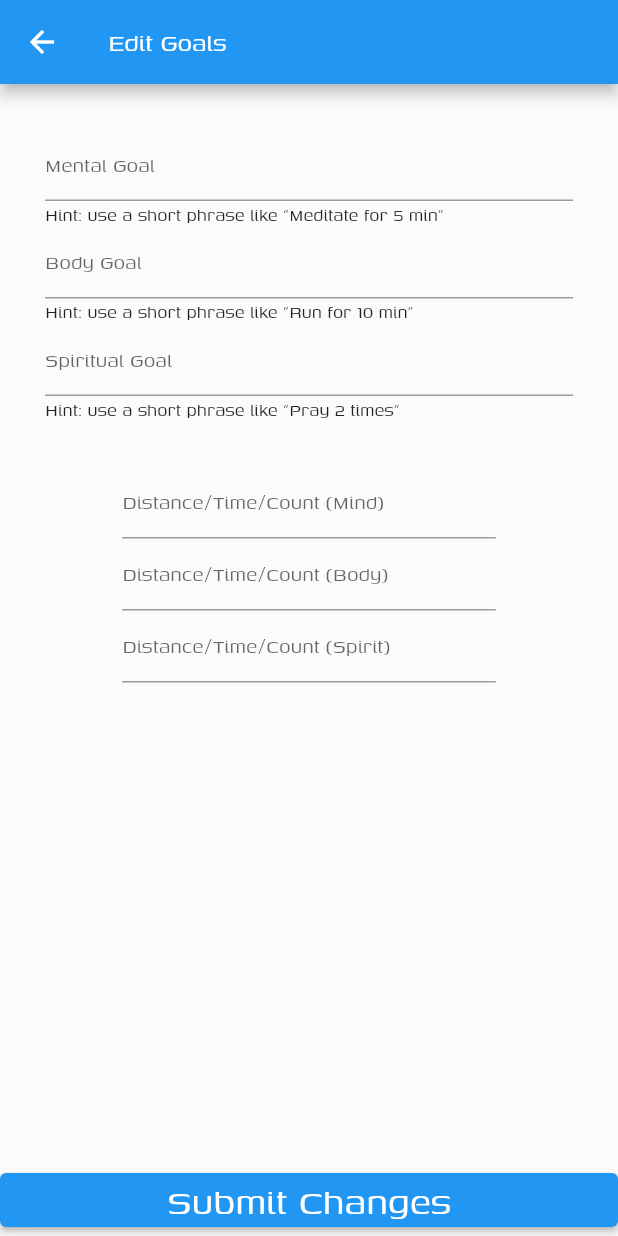
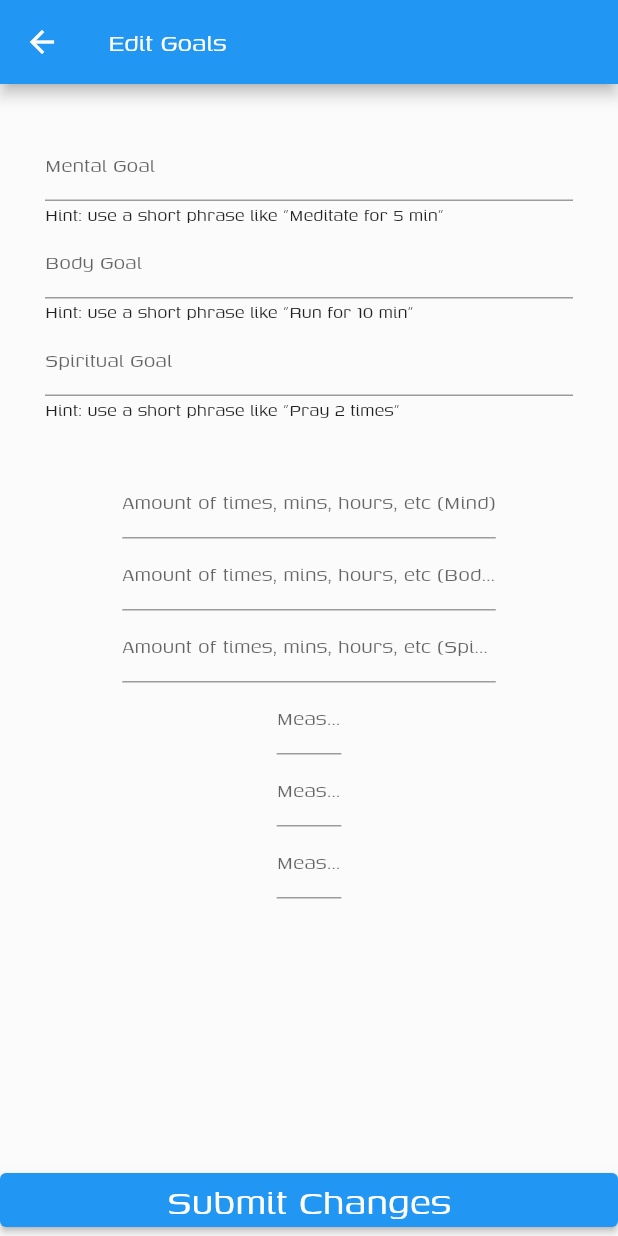
Before and after one commit to Zuzuni7/Mibos, a Flutter app: the screen it shows after launch, after a tap on "Edit Goals", on a phone screen of 412 x 824 dp. Run offline on Flutter 3.47's test engine with Material 2 defaults, Android fonts, the phone set to English and light mode, and no system bars; our stand-ins replace cloud_firestore, firebase_core, percent_indicator; accounts and stored records are empty.

Commit message:
Added functionality for update goals screen

```diff
--- a/lib/bodyCard.dart
+++ b/lib/bodyCard.dart
@@ -43,8 +43,8 @@ class _CardState extends State<BodyCard> {
               title: Text(data['body'][1]),
               subtitle: Text(data['body'][0]),
               leading: Text(data['body'][4]),
-              trailing:
-                  Text(data['body'][3] + ' ' + data['body'][2] + 'remaining'),
+              trailing: Text(
+                  data['body'][3] + ' ' + data['body'][2] + ' ' + 'remaining'),
             );
           }).toList(),
         );
--- a/lib/goal_screen.dart
+++ b/lib/goal_screen.dart
@@ -35,36 +35,43 @@ class _GoalsScreen extends State<GoalsScreen> {
   final SmAmtController = TextEditingController();
   final StypeController = TextEditingController();
 
-  String Mname = 'No data';
-  String Mdesc = 'No data';
+  static const String Btype = 'body';
   static const String Mtype = 'mind';
-  String MmAmt = 'No data';
-  String MmType = 'No data';
+  static const String Stype = 'spirit';
 
-  String Bname = 'No data';
-  String Bdesc = 'No data';
-  static const String Btype = 'body';
-  String BmAmt = 'No data';
-  String BmType = 'No data';
+  String Mname = '';
+  String Mdesc = '';
+  String MmAmt = '10';
+  String MmType = '';
+  String Bname = '';
+  String Bdesc = '';
+  String BmAmt = '4';
+  String BmType = '';
+  String Sname = '';
+  String Sdesc = '';
+  String SmAmt = '7';
+  String SmType = '';
 
-  String Sname = 'No data';
-  String Sdesc = 'No data';
-  static const String Stype = 'spirit';
-  String SmAmt = 'No data';
-  String SmType = 'No data';
+  void calcPercent() {
+    mindPercent = currMmAmt / double.parse(this.SmAmt);
+    bodyPercent = currBmAmt / double.parse(this.BmAmt);
+    spiritPercent = currSmAmt / double.parse(this.MmAmt);
+    percent = (mindPercent + bodyPercent + spiritPercent) / 3;
+  }
 
   // // Not sure what this is for yet.
   // final Stream<QuerySnapshot> _usersStream =
   //     FirebaseFirestore.instance.collection('goals').snapshots();
   void parseDesc(String description) {
-    var char;
+    var name;
 
     for (int i = 0; i < description.length; i++) {
-      if (description[i] == ' ') {
-        return char;
+      if (description[i + 1] == ' ') {
+        Mname = name;
+        return name;
       } else {
-        char += description[i];
-        print('CHAR_________: ' + char);
+        name = description[i] + description[i + 1];
+        //print('CHAR_________: ' + char);
       }
     }
   }
@@ -145,8 +152,8 @@ class _GoalsScreen extends State<GoalsScreen> {
               child: TextField(
                 controller: MmAmtController,
                 keyboardType: TextInputType.text,
-                decoration:
-                    InputDecoration(hintText: 'Distance/Time/Count (Mind)'),
+                decoration: InputDecoration(
+                    hintText: 'Amount of times, mins, hours, etc (Mind)'),
               )),
           Container(
               margin: EdgeInsets.symmetric(
@@ -154,8 +161,8 @@ class _GoalsScreen extends State<GoalsScreen> {
               child: TextField(
                 controller: BmAmtController,
                 keyboardType: TextInputType.text,
-                decoration:
-                    InputDecoration(hintText: 'Distance/Time/Count (Body)'),
+                decoration: InputDecoration(
+                    hintText: 'Amount of times, mins, hours, etc (Body)'),
               )),
           Container(
               margin: EdgeInsets.symmetric(
@@ -163,22 +170,50 @@ class _GoalsScreen extends State<GoalsScreen> {
               child: TextField(
                 controller: SmAmtController,
                 keyboardType: TextInputType.text,
-                decoration:
-                    InputDecoration(hintText: 'Distance/Time/Count (Spirit)'),
+                decoration: InputDecoration(
+                    hintText: 'Amount of times, mins, hours, etc (Spirit)'),
               )),
-          // Measure Amounts
-          Container(),
-          Container(),
-          Container(),
+          // Measure Types
+          Container(
+              margin: EdgeInsets.symmetric(
+                  horizontal: MediaQuery.of(context).size.width * 0.50 * 0.75),
+              child: TextField(
+                controller: MmTypeController,
+                keyboardType: TextInputType.text,
+                decoration: InputDecoration(
+                    hintText:
+                        'Measurement type eg., min, hours, times, etc... (Mind)'),
+              )),
+          Container(
+              margin: EdgeInsets.symmetric(
+                  horizontal: MediaQuery.of(context).size.width * 0.50 * 0.75),
+              child: TextField(
+                controller: BmTypeController,
+                keyboardType: TextInputType.text,
+                decoration: InputDecoration(
+                    hintText:
+                        'Measurement type eg., min, hours, times, etc... (Body)'),
+              )),
+          Container(
+              margin: EdgeInsets.symmetric(
+                  horizontal: MediaQuery.of(context).size.width * 0.50 * 0.75),
+              child: TextField(
+                controller: SmTypeController,
+                keyboardType: TextInputType.text,
+                decoration: InputDecoration(
+                    hintText:
+                        'Measurement type eg., min, hours, times, etc... (Spirit)'),
+              )),
         ]),
       ),
       bottomNavigationBar: Container(
         child: ElevatedButton(
           onPressed: () {
-            updateDB();
             parseDesc(Mdesc);
             parseDesc(Bdesc);
             parseDesc(Sdesc);
+            calcPercent();
+            updateDB();
             Navigator.pop(context);
           },
           child: Text('Submit Changes', style: TextStyle(fontSize: 30)),
--- a/lib/home_screen.dart
+++ b/lib/home_screen.dart
@@ -1,6 +1,7 @@
 import 'package:flutter/cupertino.dart';
 import 'package:flutter/material.dart';
 import 'package:mibos_app/button.dart';
+import 'package:mibos_app/main.dart';
 import 'package:mibos_app/mindCard.dart';
 import 'package:mibos_app/spiritCard.dart';
 import 'bodyCard.dart';
@@ -54,10 +55,13 @@ class HomePage extends StatelessWidget {
             child: Column(
               mainAxisSize: MainAxisSize.max,
               children: <Widget>[
-                if (true == true) //apply global var logic from prgress bar
-                  Avatar('assets/images/BMO.gif')
+                if (mindPercent >
+                    0.75) //apply global var logic from prgress bar
+                  //Avatar('assets/images/BMO.gif')
+                  Text('Avatar hooplah')
                 else
-                  (Avatar('assets/images/avatar110.gif')),
+                  //(Avatar('assets/images/avatar110.gif')),
+                  Text('Avatar hooplah #2')
               ],
             )));
   }
--- a/lib/main.dart
+++ b/lib/main.dart
@@ -3,13 +3,6 @@ import 'package:mibos_app/home_screen.dart';
 import 'goal_screen.dart';
 import 'package:firebase_core/firebase_core.dart';
 import 'updateGoals.dart';
-
-//Temporary Globals
-double percent = 0.80;
-double MmAmt = 0;
-double BmAmt = 0;
-double SmAmt = 0;
-String docID = 'dh2U5PjPbWGjKMkPaMqw';
 
 void main() async {
   WidgetsFlutterBinding.ensureInitialized();
@@ -33,3 +26,13 @@ class MyApp extends StatelessWidget {
     );
   }
 }
+
+// Implemented into firebase
+double percent = 0.0;
+double currMmAmt = 0;
+double currBmAmt = 0;
+double currSmAmt = 0;
+double mindPercent = 0.0;
+double bodyPercent = 0.0;
+double spiritPercent = 0.0;
+String docID = 'dh2U5PjPbWGjKMkPaMqw';
--- a/lib/mindCard.dart
+++ b/lib/mindCard.dart
@@ -37,8 +37,8 @@ class _CardState extends State<MindCard> {
               title: Text(data['mind'][1]),
               subtitle: Text(data['mind'][0]),
               leading: Text(data['mind'][4]),
-              trailing:
-                  Text(data['mind'][3] + ' ' + data['mind'][2] + 'remaining'),
+              trailing: Text(
+                  data['mind'][3] + ' ' + data['mind'][2] + ' ' + 'remaining'),
             );
           }).toList(),
         );
```
Also changed, not shown: lib/spiritCard.dart (+5 -2 lines), lib/updateGoals.dart (+33 -6 lines).
